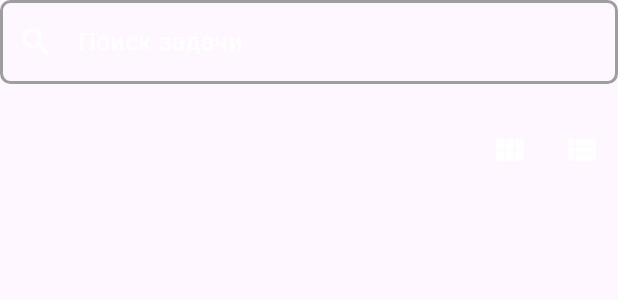
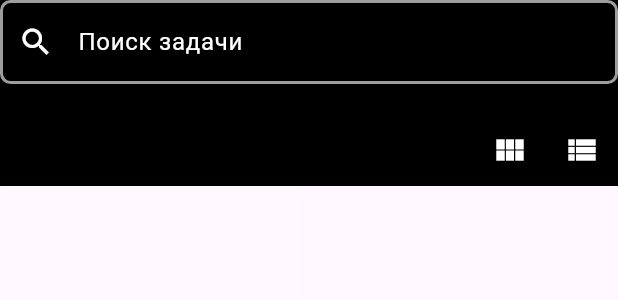
Before and after one commit to FreemanDino/tmanager, a Flutter app: the TaskListPage widget shown alone on an empty page, opened directly, after a tap on the "view module" icon, on a phone screen of 412 x 824 dp. Shown: the top 300 px of the screen. Run offline on Flutter 3.47's test engine with Material 3 defaults, Android fonts, the phone set to English and light mode, and no system bars; our stand-ins replace go_router, shared_preferences; accounts and stored records are empty.

Commit message:
save task

```diff
--- a/lib/core/models/task_model.dart
+++ b/lib/core/models/task_model.dart
@@ -1,9 +1,15 @@
 class TaskModel {
-  String id;
+  String? id;
   String title;
   String description;
 
-  TaskModel({required this.id, required this.title, required this.description});
+  TaskModel({
+    required this.title,
+    required this.description,
+    this.id,
+  });
+
+  factory TaskModel.empty() => TaskModel(title: '', description: '');
 
   Map<String, dynamic> toMap() {
     return {
@@ -15,9 +21,9 @@ class TaskModel {
 
   factory TaskModel.fromMap(Map<String, dynamic> map) {
     return TaskModel(
-      id: map['id'],
-      title: map['title'],
-      description: map['description'],
+      id: map['id'] as String?,
+      title: map['title'] as String,
+      description: map['description'] as String,
     );
   }
 }
--- a/lib/screens/main_app/task_list_page.dart
+++ b/lib/screens/main_app/task_list_page.dart
@@ -17,8 +17,7 @@ class _TaskListPageState extends State<TaskListPage> {
   @override
   void initState() {
     super.initState();
-    final taskProvider = Provider.of<TaskProvider>(context, listen: false)
-    ..loadTasks();
+    final taskProvider = Provider.of<TaskProvider>(context, listen: false)..loadTasks();
     searchController.addListener(() {
       taskProvider.filterTasks(searchController.text);
     });
@@ -26,11 +25,13 @@ class _TaskListPageState extends State<TaskListPage> {
 
   @override
   Widget build(BuildContext context) {
-    return Consumer<TaskProvider>(
-      builder: (context, taskProvider, child) {
-        final tasks = taskProvider.filteredTasks;
+    final tasks = context.watch<TaskProvider>().filteredTasks;
 
     return Column(
+      children: [
+        ColoredBox(
+          color: Colors.black,
+          child: Column(
             children: [
               TextField(
                 controller: searchController,
@@ -52,7 +53,6 @@ class _TaskListPageState extends State<TaskListPage> {
                 ),
               ),
               const SizedBox(height: 20),
-
               Row(
                 mainAxisAlignment: MainAxisAlignment.end,
                 children: [
@@ -74,6 +74,9 @@ class _TaskListPageState extends State<TaskListPage> {
                   ),
                 ],
               ),
+            ],
+          ),
+        ),
 
         // Task List
         Expanded(
@@ -86,10 +89,12 @@ class _TaskListPageState extends State<TaskListPage> {
                   ),
                   itemCount: tasks.length,
                   itemBuilder: (context, index) {
-                        return GestureDetector(
+                    return Material(
+                      color: Colors.white10,
+                      borderRadius: BorderRadius.circular(10),
+                      child: InkWell(
+                        borderRadius: BorderRadius.circular(10),
                         onTap: () => _showTaskOptions(context, index, tasks[index]),
-                          child: Card(
-                            color: Colors.grey[800],
                         child: Center(
                           child: Text(
                             tasks[index].title,
@@ -100,24 +105,23 @@ class _TaskListPageState extends State<TaskListPage> {
                     );
                   },
                 )
-                  : ListView.builder(
+              : ListView.separated(
                   itemCount: tasks.length,
+                  separatorBuilder: (_, __) => const SizedBox(height: 4),
                   itemBuilder: (context, index) {
-                        return GestureDetector(
+                    return ListTile(
                       onTap: () => _showTaskOptions(context, index, tasks[index]),
-                          child: ListTile(
+                      tileColor: Colors.white10,
                       title: Text(
                         tasks[index].title,
                         style: const TextStyle(color: Colors.white),
                       ),
-                          ),
+                      trailing: IconButton(onPressed: () {}, icon: const Icon(Icons.clear)),
                     );
                   },
                 ),
         ),
       ],
-        );
-      },
     );
   }
 
@@ -171,13 +175,15 @@ class _TaskListPageState extends State<TaskListPage> {
             TextField(
               controller: titleController,
               onChanged: (value) => updatedTitle = value,
-              decoration: const InputDecoration(labelText: 'Название задачи', labelStyle: TextStyle(color: Colors.grey)),
+              decoration:
+                  const InputDecoration(labelText: 'Название задачи', labelStyle: TextStyle(color: Colors.grey)),
               style: const TextStyle(color: Colors.white),
             ),
             TextField(
               controller: descriptionController,
               onChanged: (value) => updatedDescription = value,
-              decoration: const InputDecoration(labelText: 'Описание задачи', labelStyle: TextStyle(color: Colors.grey)),
+              decoration:
+                  const InputDecoration(labelText: 'Описание задачи', labelStyle: TextStyle(color: Colors.grey)),
               style: const TextStyle(color: Colors.white),
             ),
           ],
@@ -189,11 +195,7 @@ class _TaskListPageState extends State<TaskListPage> {
           ),
           TextButton(
             onPressed: () {
-              Provider.of<TaskProvider>(context, listen: false).editTask(
-                task.id,
-                updatedTitle,
-                updatedDescription,
-              );
+              Provider.of<TaskProvider>(context, listen: false).updateTask(task);
               Navigator.pop(context);
             },
             child: const Text('Сохранить', style: TextStyle(color: Colors.white)),
--- a/pubspec.yaml
+++ b/pubspec.yaml
@@ -15,6 +15,7 @@ dependencies:
 
   cupertino_icons: ^1.0.8
   shared_preferences: ^2.4.0
+  uuid: ^4.5.1
 
 dev_dependencies:
   analyzer:
```
Also changed, not shown: lib/core/providers/task_provider.dart (+21 -13 lines), lib/core/routers/routes.dart (+10 -17 lines), lib/screens/main_app/edit_task_page.dart (+117 -117 lines), lib/screens/main_app/edit_task_screen.dart (+16 -11 lines), lib/screens/main_app/main_screen.dart (+16 -24 lines), pubspec.lock. Lines whose indentation alone changed are shown as unchanged.
